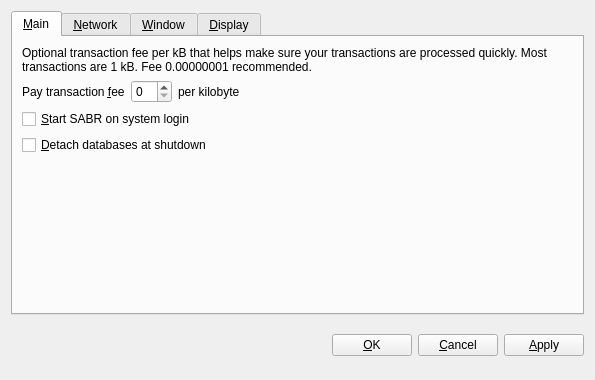
First picture: the form in src/qt/forms/optionsdialog.ui, repository SFTZ/SABR, before the edit.
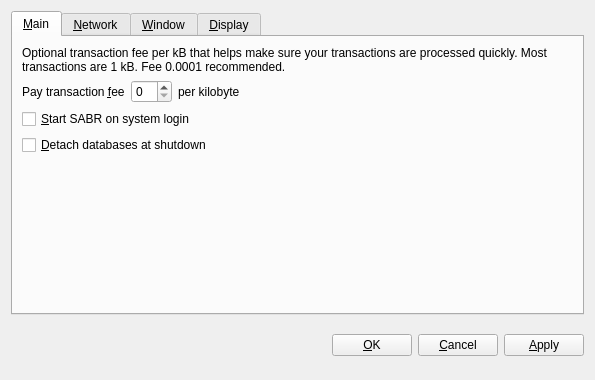
Second picture: the form after the edit. The open tabs and pages were chosen to show the change. Custom widgets are drawn as their Qt base class.

What changed in the file:
```diff
--- a/src/qt/forms/optionsdialog.ui
+++ b/src/qt/forms/optionsdialog.ui
@@ -30,7 +30,7 @@
        <item>
         <widget class="QLabel" name="transactionFeeInfoLabel">
          <property name="text">
-          <string>Optional transaction fee per kB that helps make sure your transactions are processed quickly. Most transactions are 1 kB. Fee 0.00000001 recommended.</string>
+          <string>Optional transaction fee per kB that helps make sure your transactions are processed quickly. Most transactions are 1 kB. Fee 0.0001 recommended.</string>
          </property>
          <property name="textFormat">
           <enum>Qt::PlainText</enum>
```
